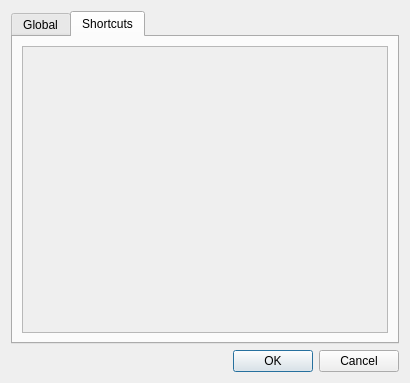
Qt form include/ui/setting/dialog_hotkey.ui (tanshenxiang/Throne) before a commit.
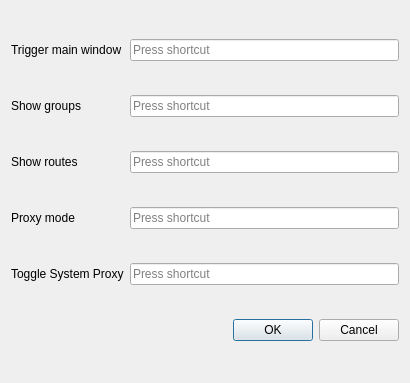
The same form after that commit. The open tabs and pages were chosen to show the change. Custom widgets are drawn as their Qt base class.

Patch:
```diff
--- a/include/ui/setting/dialog_hotkey.ui
+++ b/include/ui/setting/dialog_hotkey.ui
@@ -13,27 +13,7 @@
   <property name="windowTitle">
    <string>Hotkey</string>
   </property>
-  <layout class="QVBoxLayout" name="verticalLayout">
-   <item>
-    <widget class="QTabWidget" name="tabWidget">
-     <property name="currentIndex">
-      <number>0</number>
-     </property>
-     <widget class="QWidget" name="tab">
-      <attribute name="title">
-       <string>Global</string>
-      </attribute>
-      <layout class="QFormLayout" name="formLayout">
-       <item row="0" column="0">
-        <widget class="QLabel" name="label">
-         <property name="text">
-          <string>Trigger main window</string>
-         </property>
-        </widget>
-       </item>
-       <item row="0" column="1">
-        <widget class="QtExtKeySequenceEdit" name="show_mainwindow"/>
-       </item>
+  <layout class="QGridLayout" name="gridLayout">
        <item row="1" column="0">
         <widget class="QLabel" name="label_3">
          <property name="text">
@@ -41,8 +21,22 @@
          </property>
         </widget>
        </item>
-       <item row="1" column="1">
-        <widget class="QtExtKeySequenceEdit" name="show_groups"/>
+   <item row="5" column="1">
+    <widget class="QDialogButtonBox" name="buttonBox">
+     <property name="focusPolicy">
+      <enum>Qt::StrongFocus</enum>
+     </property>
+     <property name="standardButtons">
+      <set>QDialogButtonBox::Cancel|QDialogButtonBox::Ok</set>
+     </property>
+    </widget>
+   </item>
+   <item row="0" column="0">
+    <widget class="QLabel" name="label">
+     <property name="text">
+      <string>Trigger main window</string>
+     </property>
+    </widget>
        </item>
        <item row="2" column="0">
         <widget class="QLabel" name="label_4">
@@ -51,8 +45,8 @@
          </property>
         </widget>
        </item>
-       <item row="2" column="1">
-        <widget class="QtExtKeySequenceEdit" name="show_routes"/>
+   <item row="3" column="1">
+    <widget class="QtExtKeySequenceEdit" name="system_proxy"/>
        </item>
        <item row="3" column="0">
         <widget class="QLabel" name="label_2">
@@ -61,8 +55,17 @@
          </property>
         </widget>
        </item>
-       <item row="3" column="1">
-        <widget class="QtExtKeySequenceEdit" name="system_proxy"/>
+   <item row="1" column="1">
+    <widget class="QtExtKeySequenceEdit" name="show_groups"/>
+   </item>
+   <item row="2" column="1">
+    <widget class="QtExtKeySequenceEdit" name="show_routes"/>
+   </item>
+   <item row="0" column="1">
+    <widget class="QtExtKeySequenceEdit" name="show_mainwindow"/>
+   </item>
+   <item row="4" column="1">
+    <widget class="QKeySequenceEdit" name="toggle_proxy"/>
        </item>
        <item row="4" column="0">
         <widget class="QLabel" name="toggle_proxy_l">
@@ -71,50 +74,6 @@
          </property>
         </widget>
        </item>
-       <item row="4" column="1">
-        <widget class="QtExtKeySequenceEdit" name="toggle_proxy"/>
-       </item>
-      </layout>
-     </widget>
-     <widget class="QWidget" name="tab_2">
-      <attribute name="title">
-       <string>Shortcuts</string>
-      </attribute>
-      <layout class="QHBoxLayout" name="horizontalLayout">
-       <item>
-        <widget class="QScrollArea" name="shortcut_area">
-         <property name="horizontalScrollBarPolicy">
-          <enum>Qt::ScrollBarPolicy::ScrollBarAsNeeded</enum>
-         </property>
-         <property name="widgetResizable">
-          <bool>true</bool>
-         </property>
-         <widget class="QWidget" name="scrollAreaWidgetContents">
-          <property name="geometry">
-           <rect>
-            <x>0</x>
-            <y>0</y>
-            <width>360</width>
-            <height>264</height>
-           </rect>
-          </property>
-         </widget>
-        </widget>
-       </item>
-      </layout>
-     </widget>
-    </widget>
-   </item>
-   <item>
-    <widget class="QDialogButtonBox" name="buttonBox">
-     <property name="focusPolicy">
-      <enum>Qt::FocusPolicy::StrongFocus</enum>
-     </property>
-     <property name="standardButtons">
-      <set>QDialogButtonBox::StandardButton::Cancel|QDialogButtonBox::StandardButton::Ok</set>
-     </property>
-    </widget>
-   </item>
   </layout>
  </widget>
  <customwidgets>
```
Left out of the diff: 4 changed lines with no effect on the pictures. Lines whose indentation alone changed are shown as unchanged.
